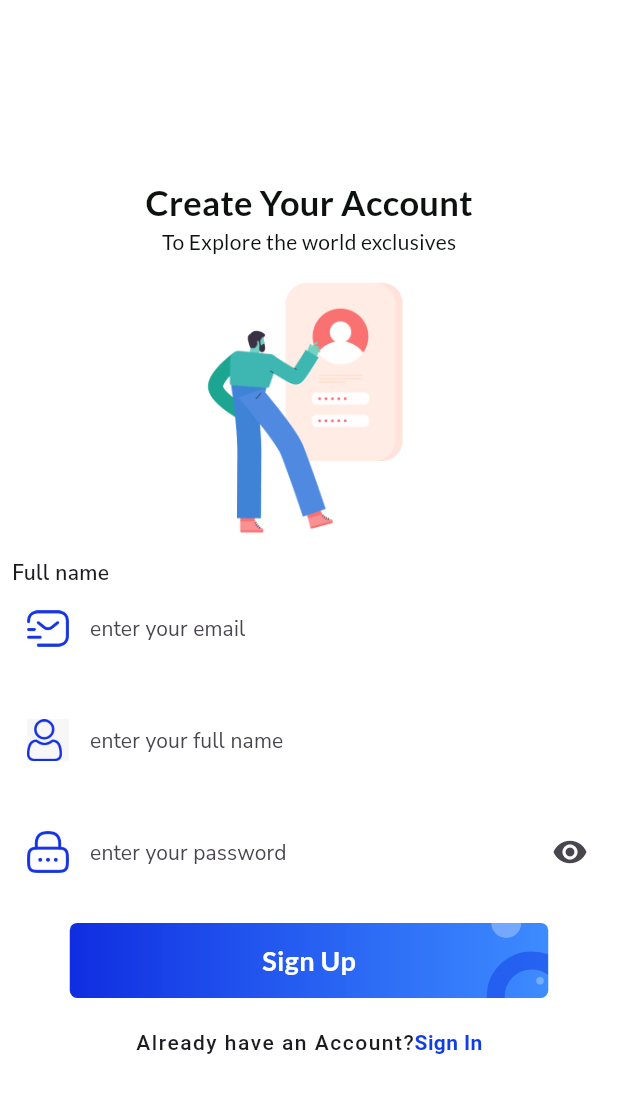
After one commit to gyhcom/flutter_first, a Flutter app: the screen it shows after launch, after a tap on "Sign Up", on a phone screen of 412 x 824 dp. The commit adds this screen. Shown: the top 1093 px of the screen. Run offline on Flutter 3.47's test engine with Material 3 defaults, Android fonts, the light colour scheme and no system bars; our stand-ins replace google_fonts.

Commit message:
:memo: register_screen

```diff
--- a/lib/views/screens/authentication_screens/login_screen.dart
+++ b/lib/views/screens/authentication_screens/login_screen.dart
@@ -1,5 +1,6 @@
 import 'package:flutter/material.dart';
 import 'package:google_fonts/google_fonts.dart';
+import 'package:store_app/views/screens/authentication_screens/register_screen.dart';
 
 class LoginScreen extends StatelessWidget {
   const LoginScreen({super.key});
@@ -183,6 +184,38 @@ class LoginScreen extends StatelessWidget {
                   ],
                 ),
               ),
+              SizedBox(height: 20),
+              Row(
+                mainAxisAlignment: MainAxisAlignment.center,
+                children: [
+                  Text(
+                    'Need and Account?',
+                    style: GoogleFonts.roboto(
+                      fontWeight: FontWeight.w500,
+                      letterSpacing: 1,
+                    ),
+                  ),
+                  InkWell(
+                    onTap: () {
+                      Navigator.push(
+                        context,
+                        MaterialPageRoute(
+                          builder: (context) {
+                            return RegisterScreen();
+                          },
+                        ),
+                      );
+                    },
+                    child: Text(
+                      'Sign Up',
+                      style: GoogleFonts.roboto(
+                        color: Color(0xFF103DE5),
+                        fontWeight: FontWeight.bold,
+                      ),
+                    ),
+                  ),
+                ],
+              ),
             ],
           ),
         ),
--- /dev/null
+++ b/lib/views/screens/authentication_screens/register_screen.dart
@@ -0,0 +1,284 @@
+import 'package:flutter/material.dart';
+import 'package:google_fonts/google_fonts.dart';
+import 'package:store_app/views/screens/authentication_screens/login_screen.dart';
+
+class RegisterScreen extends StatelessWidget {
+  final GlobalKey<FormState> _formKey = GlobalKey<FormState>();
+
+  @override
+  Widget build(BuildContext context) {
+    return Scaffold(
+      backgroundColor: Colors.white.withValues(alpha: 0.95),
+      body: Padding(
+        padding: const EdgeInsets.all(8.0),
+        child: Center(
+          child: Form(
+            key: _formKey,
+            child: Column(
+              mainAxisAlignment: MainAxisAlignment.center,
+              children: [
+                Text(
+                  "Create Your Account",
+                  style: GoogleFonts.getFont(
+                    'Lato',
+                    color: Color(0xFF0d120E),
+                    fontWeight: FontWeight.bold,
+                    letterSpacing: 0.2,
+                    fontSize: 23,
+                  ),
+                ),
+                Text(
+                  'To Explore the world exclusives',
+                  style: GoogleFonts.getFont(
+                    'Lato',
+                    color: Color(0xFF0d120E),
+                    fontSize: 14,
+                    letterSpacing: 0.2,
+                  ),
+                ),
+                Image.asset(
+                  'assets/images/Illustration.png',
+                  width: 200,
+                  height: 200,
+                ),
+
+                Align(
+                  alignment: Alignment.topLeft,
+                  child: Text(
+                    'Full name',
+                    style: GoogleFonts.getFont(
+                      'Nunito Sans',
+                      fontWeight: FontWeight.w600,
+                      letterSpacing: 0.2,
+                    ),
+                  ),
+                ),
+                TextFormField(
+                  validator: (value) {
+                    if (value!.isEmpty) {
+                      return "enter your full name";
+                    } else {
+                      return null;
+                    }
+                  },
+                  decoration: InputDecoration(
+                    fillColor: Colors.white,
+                    filled: true,
+                    border: OutlineInputBorder(
+                      borderRadius: BorderRadius.circular(9),
+                    ),
+                    focusedBorder: InputBorder.none,
+                    enabledBorder: InputBorder.none,
+                    labelText: 'enter your email',
+                    labelStyle: GoogleFonts.getFont(
+                      "Nunito Sans",
+                      fontSize: 14,
+                      letterSpacing: 0.1,
+                    ),
+                    prefixIcon: Padding(
+                      padding: const EdgeInsets.all(10.0),
+                      child: Image.asset(
+                        'assets/icons/email.png',
+                        width: 20,
+                        height: 20,
+                      ),
+                    ),
+                  ),
+                ),
+                SizedBox(height: 20),
+                TextFormField(
+                  validator: (value) {
+                    if (value!.isEmpty) {
+                      return "enter your full name";
+                    } else {
+                      return null;
+                    }
+                  },
+                  decoration: InputDecoration(
+                    fillColor: Colors.white,
+                    filled: true,
+                    border: OutlineInputBorder(
+                      borderRadius: BorderRadius.circular(9),
+                    ),
+                    focusedBorder: InputBorder.none,
+                    enabledBorder: InputBorder.none,
+                    labelText: 'enter your full name',
+                    labelStyle: GoogleFonts.getFont(
+                      "Nunito Sans",
+                      fontSize: 14,
+                      letterSpacing: 0.1,
+                    ),
+                    prefixIcon: Padding(
+                      padding: const EdgeInsets.all(10.0),
+                      child: Image.asset(
+                        'assets/icons/user.jpeg',
+                        width: 20,
+                        height: 20,
+                      ),
+                    ),
+                  ),
+                ),
+
+                SizedBox(height: 20),
+
+                TextFormField(
+                  validator: (value) {
+                    if (value!.isEmpty) {
+                      return "enter your password";
+                    } else {
+                      return null;
+                    }
+                  },
+                  decoration: InputDecoration(
+                    fillColor: Colors.white,
+                    filled: true,
+                    border: OutlineInputBorder(
+                      borderRadius: BorderRadius.circular(9),
+                    ),
+                    focusedBorder: InputBorder.none,
+                    enabledBorder: InputBorder.none,
+                    labelText: 'enter your password',
+                    labelStyle: GoogleFonts.getFont(
+                      "Nunito Sans",
+                      fontSize: 14,
+                      letterSpacing: 0.1,
+                    ),
+                    prefixIcon: Padding(
+                      padding: const EdgeInsets.all(10.0),
+                      child: Image.asset(
+                        'assets/icons/password.png',
+                        width: 20,
+                        height: 20,
+                      ),
+                    ),
+                    suffixIcon: Icon(Icons.visibility),
+                  ),
+                ),
+                SizedBox(height: 20),
+
+                InkWell(
+                  onTap: () {
+                    if (_formKey.currentState!.validate()) {
+                      print('correct');
+                    } else {
+                      print('failed');
+                    }
+                  },
+                  child: Container(
+                    width: 319,
+                    height: 50,
+                    decoration: BoxDecoration(
+                      borderRadius: BorderRadius.circular(5),
+                      gradient: LinearGradient(
+                        colors: [Color(0xFF102DE1), Color(0xCC0D6EFF)],
+                      ),
+                    ),
+                    child: Stack(
+                      children: [
+                        Positioned(
+                          left: 278,
+                          top: 19,
+                          child: Opacity(
+                            opacity: 0.5,
+                            child: Container(
+                              width: 60,
+                              height: 60,
+                              clipBehavior: Clip.antiAlias,
+                              decoration: BoxDecoration(
+                                border: Border.all(
+                                  width: 12,
+                                  color: Color(0xFF103DE5),
+                                ),
+                                borderRadius: BorderRadius.circular(30),
+                              ),
+                            ),
+                          ),
+                        ),
+
+                        Positioned(
+                          left: 311,
+                          top: 36,
+                          child: Opacity(
+                            opacity: 0.3,
+                            child: Container(
+                              width: 5,
+                              height: 5,
+                              clipBehavior: Clip.antiAlias,
+                              decoration: BoxDecoration(
+                                color: Colors.white,
+                                borderRadius: BorderRadius.circular(3),
+                              ),
+                            ),
+                          ),
+                        ),
+                        Positioned(
+                          left: 281,
+                          top: -10,
+                          child: Opacity(
+                            opacity: 0.3,
+                            child: Container(
+                              width: 20,
+                              height: 20,
+                              clipBehavior: Clip.antiAlias,
+                              decoration: BoxDecoration(
+                                color: Colors.white,
+                                borderRadius: BorderRadius.circular(10),
+                              ),
+                            ),
+                          ),
+                        ),
+                        Center(
+                          child: Text(
+                            'Sign Up',
+                            style: GoogleFonts.getFont(
+                              'Lato',
+                              color: Colors.white,
+                              fontSize: 18,
+                              fontWeight: FontWeight.bold,
+                            ),
+                          ),
+                        ),
+                      ],
+                    ),
+                  ),
+                ),
+                SizedBox(height: 20),
+                Row(
+                  mainAxisAlignment: MainAxisAlignment.center,
+                  children: [
+                    Text(
+                      'Already have an Account?',
+                      style: GoogleFonts.roboto(
+                        fontWeight: FontWeight.w500,
+                        letterSpacing: 1,
+                      ),
+                    ),
+                    InkWell(
+                      onTap: () {
+                        Navigator.push(
+                          context,
+                          MaterialPageRoute(
+                            builder: (context) {
+                              return LoginScreen();
+                            },
+                          ),
+                        );
+                      },
+                      child: Text(
+                        'Sign In',
+                        style: GoogleFonts.roboto(
+                          color: Color(0xFF103DE5),
+                          fontWeight: FontWeight.bold,
+                        ),
+                      ),
+                    ),
+                  ],
+                ),
+              ],
+            ),
+          ),
+        ),
+      ),
+    );
+  }
+}
```
Also changed, not shown: 3 other files.
